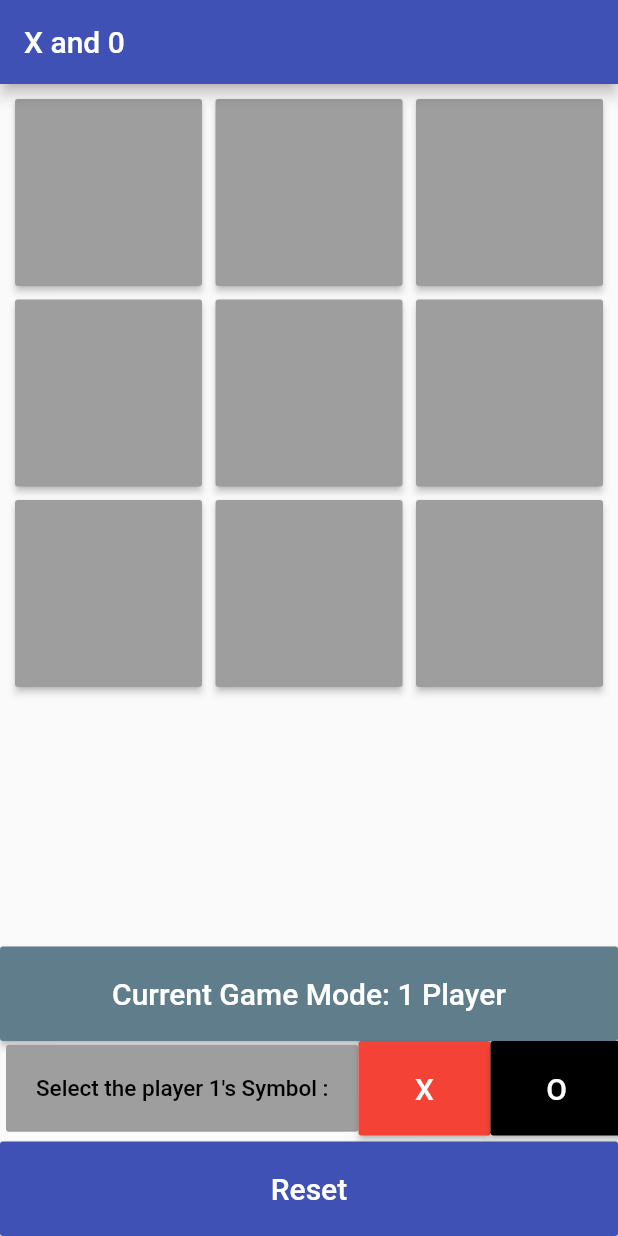
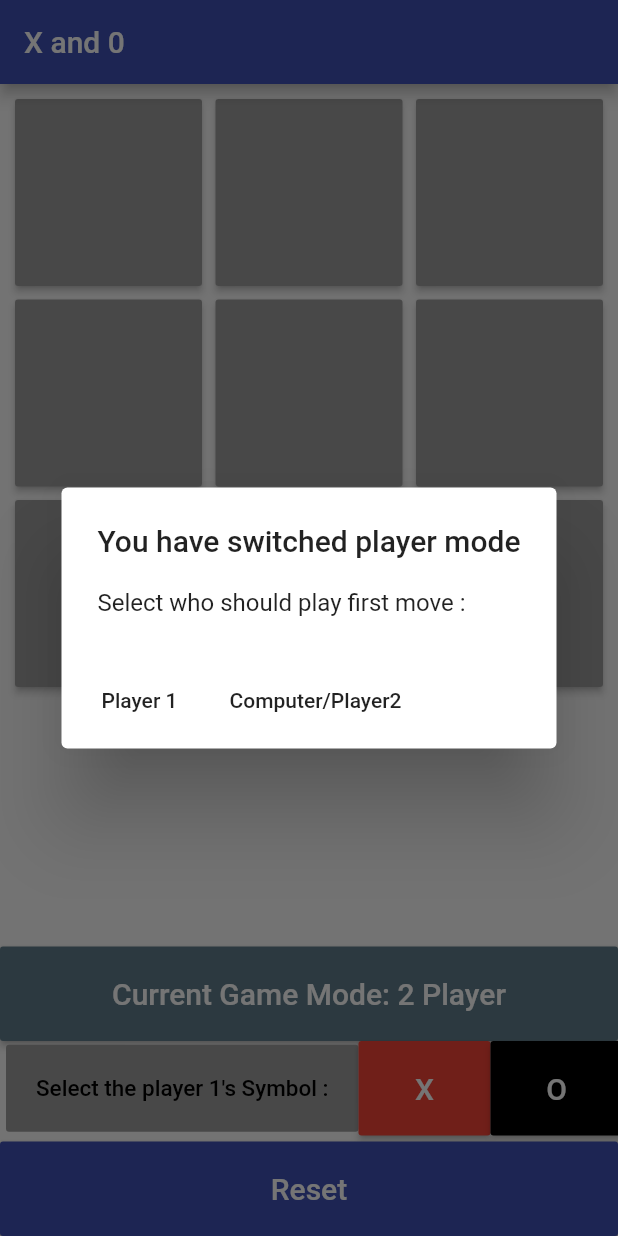
Before and after one commit to parthg48/tictactoe_flutter, a Flutter app: the screen it shows after launch, after a tap on "Current Game Mode: 2 Player", on a phone screen of 412 x 824 dp. Run offline on Flutter 3.47's test engine with Material 2 defaults, Android fonts, the phone set to English and light mode, and no system bars.

Commit message:
random changes

```diff
--- a/lib/comp.dart
+++ b/lib/comp.dart
@@ -9,8 +9,7 @@ class Computer extends StatelessWidget {
   final actionText2;
 
   Computer(this.title, this.content, this.callback1, this.callback2,
-      [this.actionText1 = "Player 1 First",
-      this.actionText2 = "Computer First"]);
+      [this.actionText1 = "Player 1", this.actionText2 = "Computer/Player2"]);
 
   @override
   Widget build(BuildContext context) {
--- a/lib/homepage.dart
+++ b/lib/homepage.dart
@@ -2,6 +2,7 @@ import 'dart:math';
 
 import 'package:flutter/material.dart';
 import 'package:flutter_application_1/boxes.dart';
+import 'package:flutter_application_1/comp.dart';
 import 'package:flutter_application_1/dialog.dart';
 
 class HomePage extends StatefulWidget {
@@ -157,7 +158,10 @@ class _HomePageState extends State<HomePage> {
       flag = 1;
     else
       flag = 0;
-    resetGame();
+    showDialog(
+        context: context,
+        builder: (_) => new Computer("You have switched player mode",
+            "Select who should play first move :", p1, p2));
   }
 
   void x() {
@@ -168,6 +172,16 @@ class _HomePageState extends State<HomePage> {
   void o() {
     flagSymbol = 1;
     resetGame();
+  }
+
+  void p1() {
+    resetGame();
+    activePlayer = 1;
+  }
+
+  void p2() {
+    resetGame();
+    activePlayer = 2;
   }
 
   @override
```
